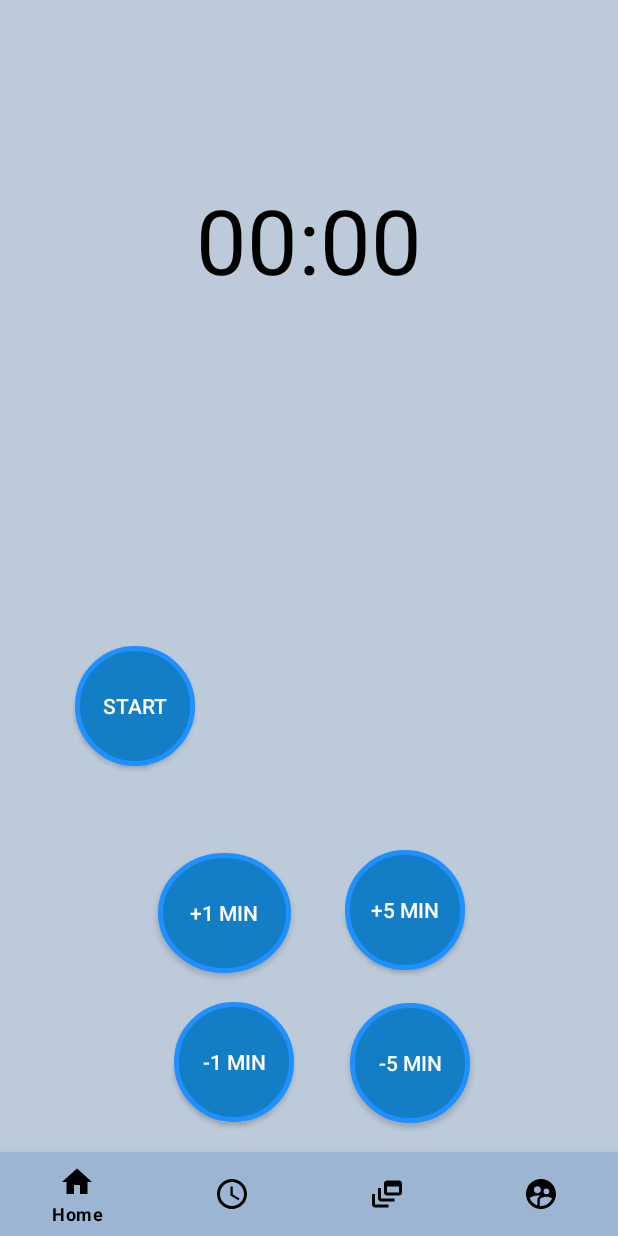
After one commit to FItTracker-Group/FitTrack, an Android app: the fragment TimerFragment placed in its activity, on a phone screen of 412 x 824 dp. The commit adds this screen. Run offline under Robolectric (Android 15) with nearby library versions, the phone set to English and light mode, and no system bars.

Commit message:
Up to date App Changes

```diff
--- /dev/null
+++ b/app/src/main/java/com/codepath/fittrack/fragments/TimerFragment.java
@@ -0,0 +1,186 @@
+package com.codepath.fittrack.fragments;
+
+import android.os.Bundle;
+import android.os.CountDownTimer;
+import android.view.LayoutInflater;
+import android.view.View;
+import android.view.ViewGroup;
+import android.widget.TextView;
+import android.widget.Toast;
+
+import androidx.annotation.NonNull;
+import androidx.annotation.Nullable;
+import androidx.appcompat.widget.AppCompatButton;
+import androidx.fragment.app.Fragment;
+
+import com.codepath.fittrack.R;
+
+import java.util.Locale;
+
+public class TimerFragment extends Fragment {
+
+    public static final String TAG = "TimerFragment";
+    //private static final long START_TIME_IN_MILLIS = 600000;
+    private static final long START_TIME_IN_MILLIS = 0;
+    private TextView tvCountDown;
+    private AppCompatButton btStartPause;
+    private AppCompatButton btReset;
+    private AppCompatButton btPlus5;
+    private AppCompatButton btMinus5;
+    private AppCompatButton btPlus1;
+    private AppCompatButton btMinus1;
+
+    private CountDownTimer mCountDownTimer;
+
+    private boolean mTimerRunning;
+
+    private long mTimeLeftInMillis = START_TIME_IN_MILLIS;
+
+    public TimerFragment(){}
+
+    @Override
+    public View onCreateView(LayoutInflater inflater, ViewGroup container, Bundle savedInstanceState) {
+        return inflater.inflate(R.layout.fragment_timer, container, false);
+    }
+
+    @Override
+    public void onViewCreated(@NonNull View view, @Nullable Bundle savedInstanceState) {
+        super.onViewCreated(view, savedInstanceState);
+
+        tvCountDown = view.findViewById(R.id.tvCountdown);
+
+        btStartPause = view.findViewById(R.id.btStartPause);
+        btReset = view.findViewById(R.id.btReset);
+        btPlus5 = view.findViewById(R.id.btPlus5);
+        btPlus1 = view.findViewById(R.id.btPlus1);
+        btMinus5 = view.findViewById(R.id.btMinus5);
+        btMinus1 = view.findViewById(R.id.btMinus1);
+
+        btStartPause.setOnClickListener(new View.OnClickListener() {
+            @Override
+            public void onClick(View view) {
+                if(mTimerRunning){
+                    pauseTimer();
+                } else{
+                    startTimer();
+                }
+            }
+        });
+
+        btReset.setOnClickListener(new View.OnClickListener() {
+            @Override
+            public void onClick(View view) {
+                resetTimer();
+            }
+        });
+
+        btPlus5.setOnClickListener(new View.OnClickListener() {
+            @Override
+            public void onClick(View view) {
+                mTimeLeftInMillis += 300000;
+                updateCountDownText();
+            }
+        });
+
+        btPlus1.setOnClickListener(new View.OnClickListener() {
+            @Override
+            public void onClick(View view) {
+                mTimeLeftInMillis += 60000;
+                updateCountDownText();
+            }
+        });
+
+        btMinus5.setOnClickListener(new View.OnClickListener() {
+            @Override
+            public void onClick(View view) {
+                if(mTimeLeftInMillis > 300000){
+                    mTimeLeftInMillis -= 300000;
+                    updateCountDownText();
+                }
+                else{
+                    mTimeLeftInMillis = 0;
+                    Toast.makeText(getActivity(), "You cannot decrease the timer any further", Toast.LENGTH_SHORT).show();
+                    updateCountDownText();
+                    btStartPause.setVisibility(View.INVISIBLE);
+                    btReset.setVisibility(View.VISIBLE);
+                }
+            }
+        });
+
+        btMinus1.setOnClickListener(new View.OnClickListener() {
+            @Override
+            public void onClick(View view) {
+                if(mTimeLeftInMillis > 60000){
+                    mTimeLeftInMillis -= 60000;
+                    updateCountDownText();
+                }
+                else{
+                    mTimeLeftInMillis = 0;
+                    Toast.makeText(getActivity(), "You cannot decrease the timer any further", Toast.LENGTH_SHORT).show();
+                    updateCountDownText();
+                    btStartPause.setVisibility(View.INVISIBLE);
+                    btReset.setVisibility(View.VISIBLE);
+                }
+            }
+        });
+
+        updateCountDownText();
+    }
+
+    private void startTimer(){
+        mCountDownTimer = new CountDownTimer(mTimeLeftInMillis, 1000) {
+            @Override
+            public void onTick(long l) {
+                mTimeLeftInMillis = l;
+                updateCountDownText();
+            }
+
+            @Override
+            public void onFinish() {
+                mTimerRunning = false;
+                btStartPause.setText("Start");
+                btStartPause.setVisibility(View.INVISIBLE);
+                btReset.setVisibility(View.VISIBLE);
+            }
+        }.start();
+        if(mTimeLeftInMillis > 0){
+            mTimerRunning = true;
+            btStartPause.setText("Pause");
+            btReset.setVisibility(View.INVISIBLE);
+            btPlus5.setVisibility(View.INVISIBLE);
+            btPlus1.setVisibility(View.INVISIBLE);
+            btMinus5.setVisibility(View.INVISIBLE);
+            btMinus1.setVisibility(View.INVISIBLE);
+        }
+        else{
+            Toast.makeText(getActivity(), "Increase the time", Toast.LENGTH_SHORT).show();
+        }
+
+    }
+
+    private void pauseTimer(){
+        mCountDownTimer.cancel();
+        mTimerRunning = false;
+        btStartPause.setText("Start");
+        btReset.setVisibility(View.VISIBLE);
+    }
+
+    private void resetTimer(){
+        mTimeLeftInMillis= START_TIME_IN_MILLIS;
+        updateCountDownText();
+        btReset.setVisibility(View.INVISIBLE);
+        btStartPause.setVisibility(View.VISIBLE);
+        btPlus5.setVisibility(View.VISIBLE);
+        btPlus1.setVisibility(View.VISIBLE);
+        btMinus5.setVisibility(View.VISIBLE);
+        btMinus1.setVisibility(View.VISIBLE);
+    }
+
+    private void updateCountDownText(){
+        int minutes = (int) (mTimeLeftInMillis / 1000) / 60; //divide by 1000 to turn into seconds then divide by 60 for minutes
+        int seconds = (int) (mTimeLeftInMillis / 1000) % 60; //remaining seconds
+
+        String timeLeftFormatted = String.format(Locale.getDefault(),"%02d:%02d", minutes, seconds); //convert our minutes and seconds into a "time" string
+        tvCountDown.setText(timeLeftFormatted);
+    }
+}
--- /dev/null
+++ b/app/src/main/res/drawable/btn_timer.xml
@@ -0,0 +1,10 @@
+<?xml version="1.0" encoding="utf-8"?>
+<selector xmlns:android="http://schemas.android.com/apk/res/android">
+    <item>
+        <shape android:shape="oval">
+            <stroke android:color="#1E90FF" android:width="3dp" />
+            <solid android:color="@color/blue"/>
+            <size android:width="40dp" android:height="80dp"/>
+        </shape>
+    </item>
+</selector>
--- /dev/null
+++ b/app/src/main/res/drawable/ic_baseline_access_time_24.xml
@@ -0,0 +1,13 @@
+<vector xmlns:android="http://schemas.android.com/apk/res/android"
+    android:width="24dp"
+    android:height="24dp"
+    android:viewportWidth="24"
+    android:viewportHeight="24"
+    android:tint="?attr/colorControlNormal">
+  <path
+      android:fillColor="@android:color/white"
+      android:pathData="M11.99,2C6.47,2 2,6.48 2,12s4.47,10 9.99,10C17.52,22 22,17.52 22,12S17.52,2 11.99,2zM12,20c-4.42,0 -8,-3.58 -8,-8s3.58,-8 8,-8 8,3.58 8,8 -3.58,8 -8,8z"/>
+  <path
+      android:fillColor="@android:color/white"
+      android:pathData="M12.5,7H11v6l5.25,3.15 0.75,-1.23 -4.5,-2.67z"/>
+</vector>
--- /dev/null
+++ b/app/src/main/res/layout/fragment_timer.xml
@@ -0,0 +1,97 @@
+<?xml version="1.0" encoding="utf-8"?>
+<RelativeLayout xmlns:android="http://schemas.android.com/apk/res/android"
+    android:layout_width="match_parent"
+    android:layout_height="match_parent"
+    xmlns:tools="http://schemas.android.com/tools"
+    android:background="@color/rvColor">
+
+    <TextView
+        android:id="@+id/tvCountdown"
+        android:layout_width="wrap_content"
+        android:layout_height="wrap_content"
+        android:layout_alignParentTop="true"
+        android:layout_centerHorizontal="true"
+        android:layout_marginTop="119dp"
+        android:text="00:00"
+        android:textColor="@color/black"
+        android:textSize="60sp" />
+
+    <androidx.appcompat.widget.AppCompatButton
+        android:id="@+id/btStartPause"
+        android:layout_width="80dp"
+        android:layout_height="80dp"
+        android:layout_alignParentStart="true"
+        android:layout_alignParentBottom="true"
+        android:layout_centerVertical="true"
+        android:layout_marginStart="50dp"
+        android:layout_marginBottom="313dp"
+        android:text="Start"
+        android:background="@drawable/btn_timer"
+        android:textColor="@color/white"/>
+
+    <androidx.appcompat.widget.AppCompatButton
+        android:id="@+id/btReset"
+        android:layout_width="80dp"
+        android:layout_height="80dp"
+        android:layout_alignParentEnd="true"
+        android:layout_alignParentBottom="true"
+        android:layout_centerVertical="true"
+        android:layout_marginEnd="43dp"
+        android:layout_marginBottom="314dp"
+        android:text="Reset"
+        android:visibility="invisible"
+        tools:visibility="visible"
+        android:background="@drawable/btn_timer"
+        android:textColor="@color/white"/>
+
+    <androidx.appcompat.widget.AppCompatButton
+        android:id="@+id/btPlus5"
+        android:layout_width="80dp"
+        android:layout_height="80dp"
+        android:layout_alignParentStart="true"
+        android:layout_alignParentBottom="true"
+        android:layout_marginStart="230dp"
+        android:layout_marginBottom="177dp"
+        android:background="@drawable/btn_timer"
+        android:text="+5 Min"
+        android:textColor="@color/white" />
+
+    <androidx.appcompat.widget.AppCompatButton
+        android:id="@+id/btPlus1"
+        android:layout_width="80dp"
+        android:layout_height="80dp"
+        android:layout_alignParentStart="true"
+        android:layout_alignParentEnd="true"
+        android:layout_alignParentBottom="true"
+        android:layout_marginStart="105dp"
+        android:layout_marginEnd="218dp"
+        android:layout_marginBottom="175dp"
+        android:background="@drawable/btn_timer"
+        android:text="+1 Min"
+        android:textColor="@color/white" />
+
+    <androidx.appcompat.widget.AppCompatButton
+        android:id="@+id/btMinus5"
+        android:layout_width="80dp"
+        android:layout_height="80dp"
+        android:layout_alignParentStart="true"
+        android:layout_alignParentBottom="true"
+        android:layout_marginStart="233dp"
+        android:layout_marginBottom="75dp"
+        android:background="@drawable/btn_timer"
+        android:text="-5 Min"
+        android:textColor="@color/white" />
+
+    <androidx.appcompat.widget.AppCompatButton
+        android:id="@+id/btMinus1"
+        android:layout_width="80dp"
+        android:layout_height="80dp"
+        android:layout_alignParentEnd="true"
+        android:layout_alignParentBottom="true"
+        android:layout_marginEnd="216dp"
+        android:layout_marginBottom="76dp"
+        android:background="@drawable/btn_timer"
+        android:text="-1 Min"
+        android:textColor="@color/white" />
+
+</RelativeLayout>
--- a/app/src/main/res/menu/button_navigation.xml
+++ b/app/src/main/res/menu/button_navigation.xml
@@ -6,6 +6,12 @@
         android:id="@+id/nav_home"
         android:icon="@drawable/ic_baseline_home_24"
         android:title="Home"
+        app:showAsAction="always" />
+
+    <item
+        android:id="@+id/nav_timer"
+        android:icon="@drawable/ic_baseline_access_time_24"
+        android:title="Timer"
         app:showAsAction="always" />
 
     <item
```
Also changed, not shown: app/src/main/java/com/codepath/fittrack/MainActivity.java (+4 -3 lines).
